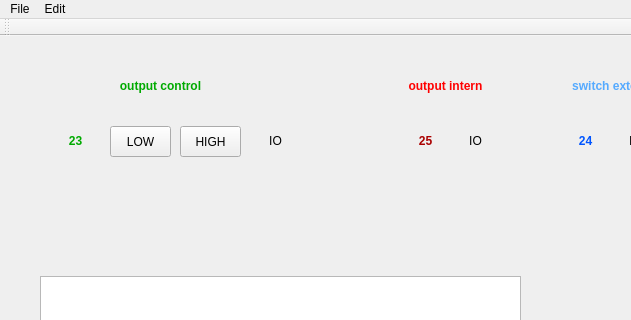
This is qt/btns_wiringPi_toolbar_pthread_textedit/mainwindow.ui in dsyleixa/RaspberryPi as Qt 5 draws it before an edit; both pictures show x 0 to 631 and y 0 to 320 of the 733 by 535 pixel window. The edited form follows.
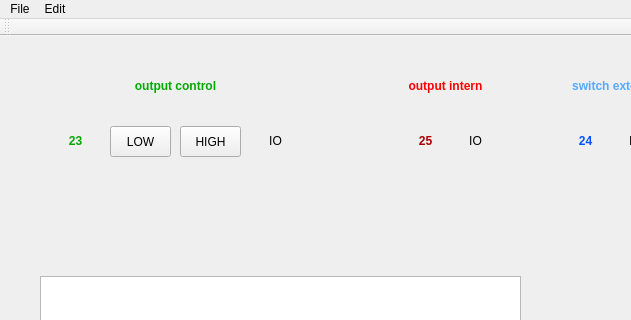
This is the edited form.

The edit to the form file:
```diff
--- a/qt/btns_wiringPi_toolbar_pthread_textedit/mainwindow.ui
+++ b/qt/btns_wiringPi_toolbar_pthread_textedit/mainwindow.ui
@@ -121,12 +121,15 @@
    <widget class="QLabel" name="label_4">
     <property name="geometry">
      <rect>
-      <x>40</x>
+      <x>70</x>
       <y>40</y>
-      <width>241</width>
+      <width>211</width>
       <height>21</height>
      </rect>
     </property>
+    <property name="styleSheet">
+     <string notr="true"/>
+    </property>
     <property name="text">
      <string>&lt;html&gt;&lt;head/&gt;&lt;body&gt;&lt;p align=&quot;center&quot;&gt;&lt;span style=&quot; font-weight:600; color:#00aa00;&quot;&gt;output control&lt;/span&gt;&lt;/p&gt;&lt;/body&gt;&lt;/html&gt;</string>
     </property>
@@ -134,12 +137,15 @@
    <widget class="QLabel" name="label_5">
     <property name="geometry">
      <rect>
-      <x>390</x>
+      <x>380</x>
       <y>40</y>
-      <width>111</width>
+      <width>131</width>
       <height>21</height>
      </rect>
     </property>
+    <property name="styleSheet">
+     <string notr="true"/>
+    </property>
     <property name="text">
      <string>&lt;html&gt;&lt;head/&gt;&lt;body&gt;&lt;p align=&quot;center&quot;&gt;&lt;span style=&quot; font-weight:600; color:#ff0000;&quot;&gt;output intern&lt;/span&gt;&lt;/p&gt;&lt;/body&gt;&lt;/html&gt;</string>
     </property>
```
Left out of the diff: 21 changed lines with no effect on the pictures.
